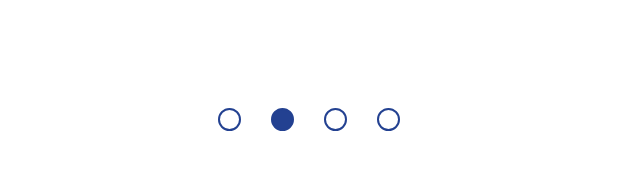
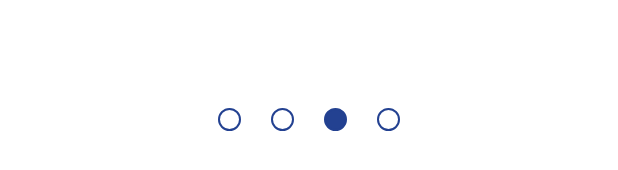
Before and after one commit to A-Hallen/Asistente_para_profesores, an Android app: the layout fragment_welcome3.xml on its own in the app's theme, with its tools: preview values and no code run, on a phone screen of 412 x 824 dp. Shown: the part 966-1136 px from the top of the screen. Run offline under Robolectric (Android 15) with nearby library versions, the phone set to English and light mode, and no system bars.

Commit message:
arreglado errores en las páginas de bienvenida

```diff
--- a/app/src/main/res/layout/fragment_welcome3.xml
+++ b/app/src/main/res/layout/fragment_welcome3.xml
@@ -78,13 +78,13 @@
             android:layout_width="15dp"
             android:layout_height="15dp"
             android:layout_margin="10dp"
-            android:background="@drawable/welcome_progress"
-            android:backgroundTint="@color/primero" />
+            android:background="@drawable/welcome_progress"/>
 
         <ImageView
             android:layout_width="15dp"
             android:layout_height="15dp"
             android:layout_margin="10dp"
+            android:backgroundTint="@color/primero"
             android:background="@drawable/welcome_progress" />
 
         <ImageView
--- a/app/src/main/res/layout/fragment_welcome4.xml
+++ b/app/src/main/res/layout/fragment_welcome4.xml
@@ -83,8 +83,7 @@
             android:layout_width="15dp"
             android:layout_height="15dp"
             android:layout_margin="10dp"
-            android:background="@drawable/welcome_progress"
-            android:backgroundTint="@color/primero" />
+            android:background="@drawable/welcome_progress" />
 
         <ImageView
             android:layout_width="15dp"
@@ -96,6 +95,7 @@
             android:layout_width="15dp"
             android:layout_height="15dp"
             android:layout_margin="10dp"
+            android:backgroundTint="@color/primero"
             android:background="@drawable/welcome_progress" />
     </LinearLayout>
     <TextView
```
